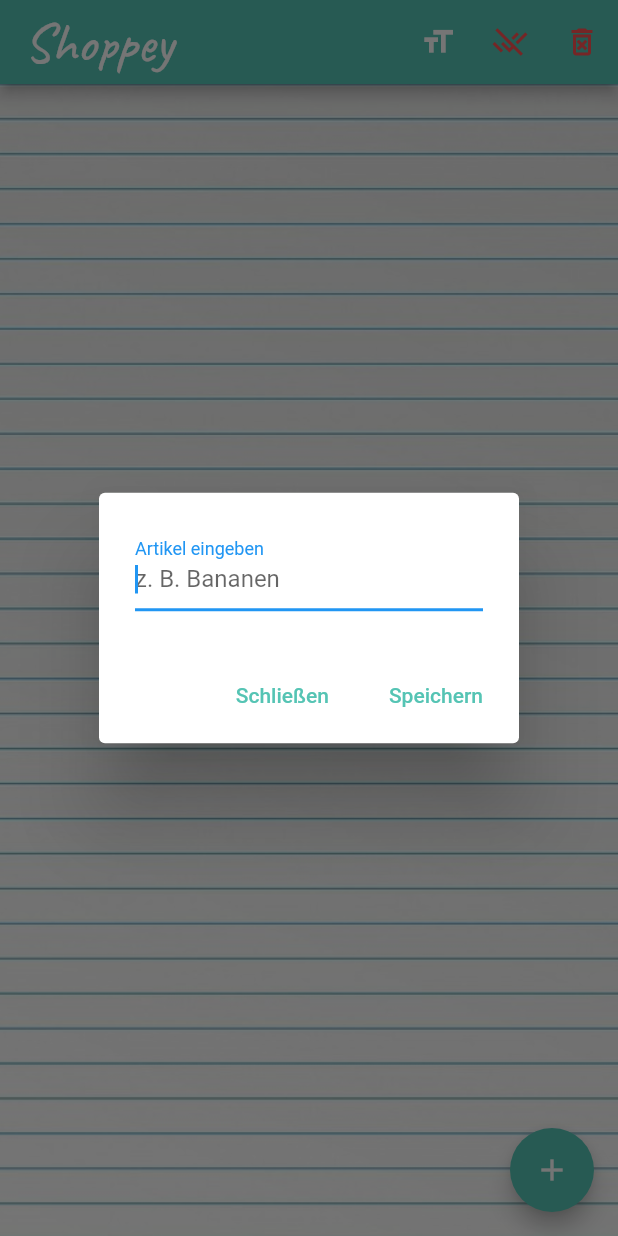
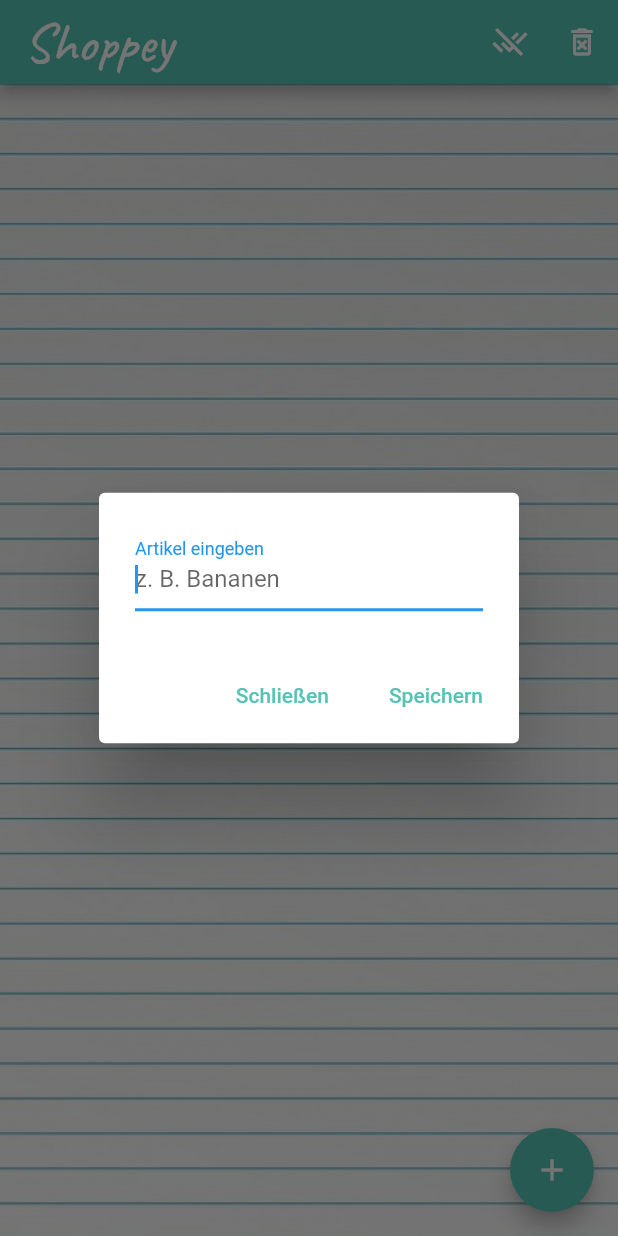
Before and after one commit to markusgl/shopping-list-flutter, a Flutter app: the screen it shows after launch, after a tap on the "add" icon, on a phone screen of 412 x 824 dp. Run offline on Flutter 3.47's test engine with Material 2 defaults, Android fonts, the phone set to English and light mode, and no system bars; our stand-ins replace fluttertoast, google_fonts, shared_preferences; statements that could not run were skipped.

Commit message:
remove change font/item size option from app

```diff
--- a/lib/shoppeyapp.dart
+++ b/lib/shoppeyapp.dart
@@ -16,15 +16,7 @@ class ShoppeyApp extends StatefulWidget {
 }
 
 class _ShoppeyAppState extends State<ShoppeyApp> {
-  static const double _SMALL_FONT_SIZE = 28;
-  static const double _LARGE_FONT_SIZE = 40;
-
-  static const double _SMALL_ITEM_EXTENT = 5;
-  static const double _LARGE_ITEM_EXTENT = 35;
-
-  double _fontSize = _LARGE_FONT_SIZE;
-  double _itemExtent = _LARGE_ITEM_EXTENT;
-
+  double _fontSize = 38;
   List<ShoppingItem> _itemList = [];
   TextEditingController inputController = new TextEditingController();
 
@@ -81,20 +73,8 @@ class _ShoppeyAppState extends State<ShoppeyApp> {
             // backgroundColor: Colors.lightGreen,
             actions: <Widget>[
               IconButton(
-                key: Key("font_size"),
-                icon: Icon(Icons.format_size),
-                onPressed: () => setState(() {
-                  _fontSize == _LARGE_FONT_SIZE
-                      ? _fontSize = _SMALL_FONT_SIZE
-                      : _fontSize = _LARGE_FONT_SIZE;
-                  _itemExtent == _LARGE_ITEM_EXTENT
-                      ? _itemExtent = _SMALL_ITEM_EXTENT
-                      : _itemExtent = _LARGE_ITEM_EXTENT;
-                }),
-              ),
-              IconButton(
                 key: Key("delete_completed"),
-                color: Colors.redAccent,
+                color: Colors.white,
                 icon: Icon(Icons.remove_done),
                 onPressed: () =>
                     _itemList.where((item) => item.isChecked).length > 0
@@ -104,7 +84,7 @@ class _ShoppeyAppState extends State<ShoppeyApp> {
               ),
               IconButton(
                 key: Key("delete_all"),
-                color: Colors.redAccent,
+                color: Colors.white,
                 icon: Icon(Icons.delete_forever_outlined),
                 onPressed: () => _itemList.length > 0
                     ? _showAlertDialogForDeletingAllItems(context)
@@ -171,7 +151,6 @@ class _ShoppeyAppState extends State<ShoppeyApp> {
               children: <Widget>[
                 new Expanded(
                     child: new TextField(
-                  // controller: new TextEditingController(text: item.text),
                   controller: inputController,
                   autofocus: true,
                   onSubmitted: (dynamic x) =>
@@ -260,12 +239,7 @@ class _ShoppeyAppState extends State<ShoppeyApp> {
   }
 
   Widget buildListItem(ShoppingItem item) {
-    return Container(
-      height: MediaQuery.of(context).size.height / 15, // TODO set responsive height
-      key: ValueKey(item),
-      child: ListTile(
-        // dense: true,
-        //   contentPadding: EdgeInsets.only(top: 0.0),
+    return ListTile(
         key: ValueKey(item),
         title: new Text(item.text,
             style: GoogleFonts.caveat(
@@ -283,8 +257,7 @@ class _ShoppeyAppState extends State<ShoppeyApp> {
         trailing: IconButton(
           icon: Icon(Icons.edit_outlined),
           onPressed: () => showDialogForEditingItems(context, item),
-          )),
-    );
+        ));
   }
 
   void _editItem(ShoppingItem item) async {
```
Lines whose indentation alone changed are shown as unchanged.
